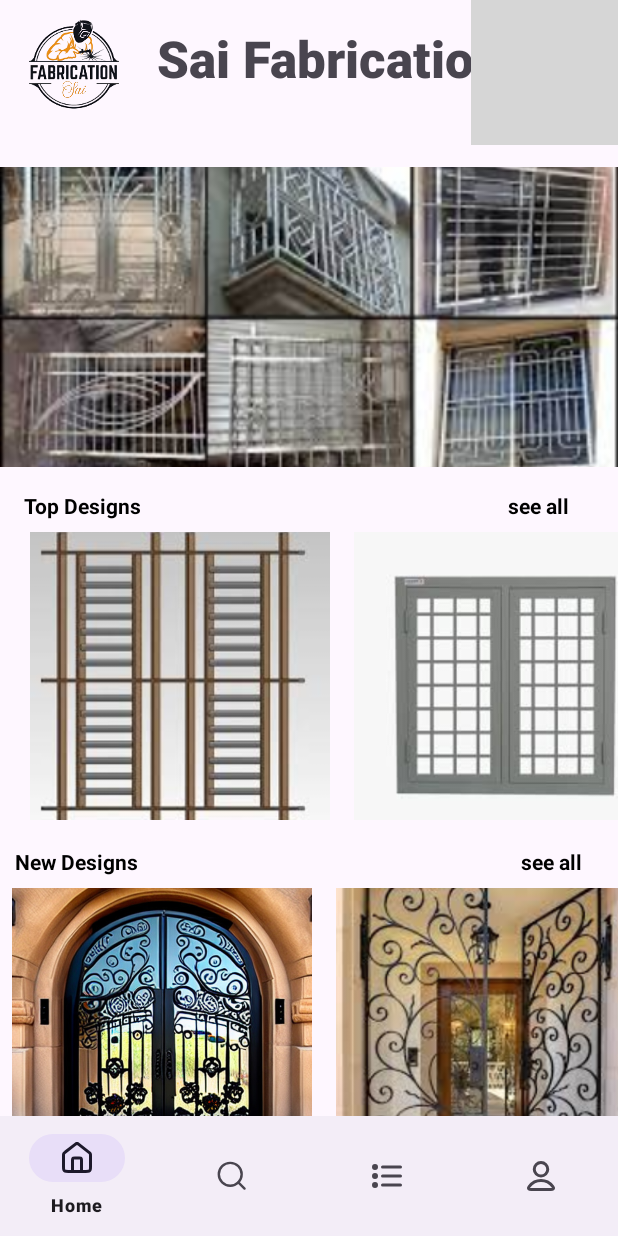
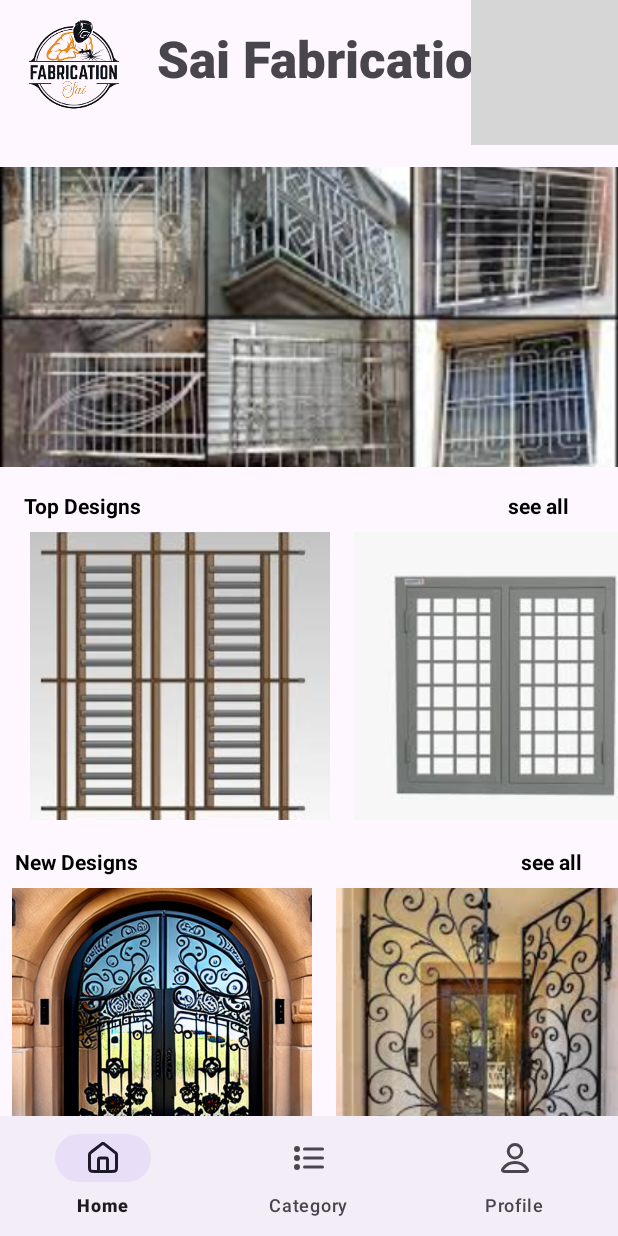
Before and after one commit to AratiThorat96/SaiFabrication_App, an Android app: the screen it shows after launch once a user with an empty profile is signed in (MainActivity), on a phone screen of 412 x 824 dp. Run offline under Robolectric (Android 15) with nearby library versions, the phone set to English and light mode, and no system bars; our stand-ins replace Firebase (no records; nobody signed in at launch, a user with empty details on screens opened directly), navigation-ui; grey boxes are pictures that could not be loaded.

Commit message:
push by Arati

```diff
--- a/app/src/main/res/menu/menu.xml
+++ b/app/src/main/res/menu/menu.xml
@@ -5,9 +5,6 @@
         android:icon="@drawable/home_02"
         android:id="@+id/homeFragment"/>
 
-    <item android:title="Search"
-        android:icon="@drawable/icon_search"
-        android:id="@+id/searchFragment"/>
 
     <item android:title="Category"
         android:icon="@drawable/list"
--- a/app/src/main/res/navigation/navigation.xml
+++ b/app/src/main/res/navigation/navigation.xml
@@ -11,11 +11,6 @@
         android:label="fragment_home"
         tools:layout="@layout/fragment_home" />
     <fragment
-        android:id="@+id/searchFragment"
-        android:name="com.example.saifabrication.Fragment.SearchFragment"
-        android:label="fragment_search"
-        tools:layout="@layout/fragment_search" />
-    <fragment
         android:id="@+id/profileFragment"
         android:name="com.example.saifabrication.Fragment.ProfileFragment"
         android:label="fragment_profile"
```
